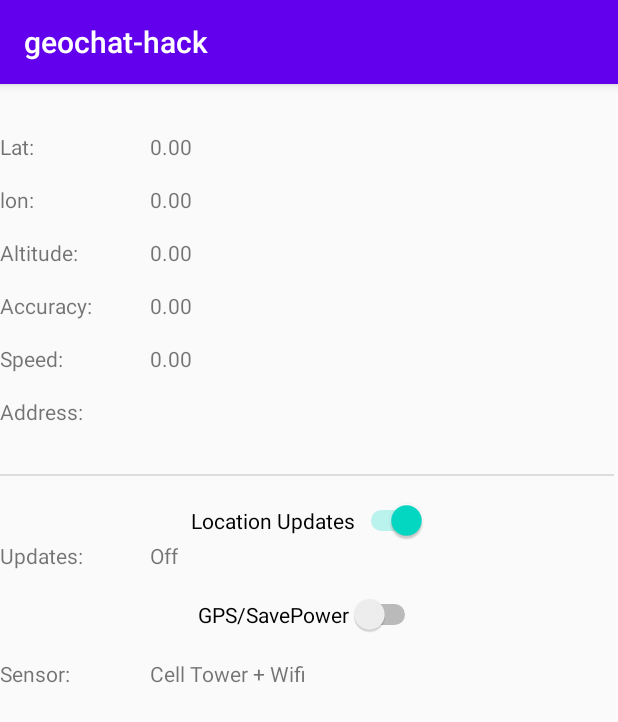
After one commit to liamhbyrne/geochat, an Android app: the LocationActivity screen opened directly, with no data from a screen before it, on a phone screen of 412 x 824 dp. The commit adds this screen. Shown: the top 722 px of the screen. Run offline under Robolectric (Android 15) with nearby library versions, the phone set to English and light mode, and no system bars.

Commit message:
Removed original location methods and created a new LocationActivity which can be accessed by a button from the MainActivity

```diff
--- a/app/build.gradle
+++ b/app/build.gradle
@@ -33,5 +33,6 @@ dependencies {
 
     implementation platform('com.google.firebase:firebase-bom:26.5.0')
     implementation 'com.google.firebase:firebase-analytics'
+    implementation 'com.google.android.gms:play-services-location:17.1.0'
 
 }
--- a/app/src/main/AndroidManifest.xml
+++ b/app/src/main/AndroidManifest.xml
@@ -19,6 +19,11 @@
                 <category android:name="android.intent.category.LAUNCHER" />
             </intent-filter>
         </activity>
+        <activity android:name=".LocationActivity">
+            <intent-filter>
+                <action android:name="android.intent.action.VIEW" />
+            </intent-filter>
+        </activity>
 
         <!-- Recommended for Android 9 (API level 28) and lower. -->
         <!-- Required for Android 10 (API level 29) and higher. -->
--- /dev/null
+++ b/app/src/main/java/com/example/geochat_hack/LocationActivity.java
@@ -0,0 +1,267 @@
+package com.example.geochat_hack;
+
+import androidx.annotation.NonNull;
+import androidx.appcompat.app.AppCompatActivity;
+import androidx.core.app.ActivityCompat;
+
+import android.Manifest;
+import android.content.pm.PackageManager;
+import android.location.Address;
+import android.location.Geocoder;
+import android.location.Location;
+import android.os.Build;
+import android.os.Bundle;
+import android.util.Log;
+import android.view.View;
+import android.widget.Switch;
+import android.widget.TextView;
+import android.widget.Toast;
+
+import com.google.android.gms.location.FusedLocationProviderClient;
+import com.google.android.gms.location.LocationCallback;
+import com.google.android.gms.location.LocationRequest;
+import com.google.android.gms.location.LocationResult;
+import com.google.android.gms.location.LocationServices;
+import com.google.android.gms.tasks.OnSuccessListener;
+
+import java.util.HashMap;
+import java.util.List;
+import java.util.Map;
+
+public class LocationActivity extends AppCompatActivity {
+
+    public static final int DEFAULT_UPDATE_INTERVAL = 30;
+    public static final int FAST_UPDATE_INTERVAL = 5;
+    public static final int PERMISSIONS_FINE_LOCATION = 99; // Value is any arbitrary value
+
+    TextView tv_lat, tv_lon, tv_altitude, tv_accuracy, tv_speed, tv_sensor, tv_address, tv_updates;
+
+    Switch sw_locationupdates, sw_gps;
+
+    // variable to remember if we are tracking location or not
+    boolean updateOn = false;
+
+    // Location request is a config file for all settings related to FuseLocationProviderClient
+    LocationRequest locationRequest;
+
+    LocationCallback locationCallBack;
+
+    // Google's API for location services. The majority of app functions using this class
+    FusedLocationProviderClient fusedLocationProviderClient;
+
+    private Map<String, String> locationInfo = new HashMap<>();
+
+    @Override
+    protected void onCreate(Bundle savedInstanceState) {
+        super.onCreate(savedInstanceState);
+        setContentView(R.layout.activity_location);
+
+        tv_lat = findViewById(R.id.tv_lat);
+        tv_lon = findViewById(R.id.tv_lon);
+        tv_altitude = findViewById(R.id.tv_altitude);
+        tv_accuracy = findViewById(R.id.tv_accuracy);
+        tv_speed = findViewById(R.id.tv_speed);
+        tv_sensor = findViewById(R.id.tv_sensor);
+        tv_address = findViewById(R.id.tv_address);
+        tv_updates = findViewById(R.id.tv_updates);
+        sw_locationupdates = findViewById(R.id.sw_locationsupdates);
+        sw_gps = findViewById(R.id.sw_gps);
+
+        // set all properties of LocationRequest
+        locationRequest = new LocationRequest();
+
+        locationRequest.setInterval(1000 * DEFAULT_UPDATE_INTERVAL);
+
+        locationRequest.setFastestInterval(1000 * FAST_UPDATE_INTERVAL);
+
+        locationRequest.setPriority(LocationRequest.PRIORITY_BALANCED_POWER_ACCURACY);
+
+        // Event is triggered whenever the update interval is set
+        locationCallBack = new LocationCallback() {
+
+            @Override
+            public void onLocationResult(LocationResult locationResult) {
+                super.onLocationResult(locationResult);
+
+                // Save the location
+                updateUIValues(locationResult.getLastLocation());
+            }
+        };
+
+        sw_gps.setOnClickListener(new View.OnClickListener() {
+            @Override
+            public void onClick(View view) {
+                if (sw_gps.isChecked()) {
+                    // Most accurate - use GPS
+                    locationRequest.setPriority(LocationRequest.PRIORITY_HIGH_ACCURACY);
+                    tv_sensor.setText("Using GPS");
+                    locationInfo.put("tv_sensor", "Using GPS");
+                } else {
+                    locationRequest.setPriority(LocationRequest.PRIORITY_BALANCED_POWER_ACCURACY);
+                    tv_sensor.setText("Using Towers + WIFI");
+                    locationInfo.put("tv_sensor", "Using Towers + WIFI");
+                }
+            }
+        });
+
+        sw_locationupdates.setOnClickListener(new View.OnClickListener() {
+
+            @Override
+            public void onClick(View view) {
+                if (sw_locationupdates.isChecked()) {
+                    // Turn on location tracking
+                    startLocationUpdates();
+                } else {
+                    // Turn off tracking
+                    stopLocationUpdates();
+                }
+            }
+        });
+
+
+        updateGPS();
+    }  // end onCreate method
+
+    private void stopLocationUpdates() {
+        tv_updates.setText("Location is NOT being tracked");
+        locationInfo.put("tv_updates", "Location is NOT being tracked");
+        tv_lat.setText("Not tracking location");
+        locationInfo.put("tv_lat","Not tracking location");
+        tv_lon.setText("Not tracking location");
+        locationInfo.put("tv_lon","Not tracking location");
+        tv_speed.setText("Not tracking location");
+        locationInfo.put("tv_speed","Not tracking location");
+        tv_address.setText("Not tracking location");
+        locationInfo.put("tv_address","Not tracking location");
+        tv_accuracy.setText("Not tracking location");
+        locationInfo.put("tv_accuracy","Not tracking location");
+        tv_altitude.setText("Not tracking location");
+        locationInfo.put("tv_altitude","Not tracking location");
+        tv_sensor.setText("Not tracking location");
+        locationInfo.put("tv_sensor","Not tracking location");
+
+        fusedLocationProviderClient.removeLocationUpdates(locationCallBack);
+    }
+
+    private void startLocationUpdates() {
+        tv_updates.setText("Location is being tracked");
+        locationInfo.put("tv_updates","Not tracking location");
+        tv_lat.setText("Trying to track location");
+        locationInfo.put("tv_lat","Not tracking location");
+        tv_lon.setText("Trying to track location");
+        locationInfo.put("tv_lon","Not tracking location");
+        tv_speed.setText("Trying to track location");
+        locationInfo.put("tv_speed","Not tracking location");
+        tv_address.setText("Trying to track location");
+        locationInfo.put("tv_address","Not tracking location");
+        tv_accuracy.setText("Trying to track location");
+        locationInfo.put("tv_accuracy","Not tracking location");
+        tv_altitude.setText("Trying to track location");
+        locationInfo.put("tv_altitude","Not tracking location");
+        tv_sensor.setText("Trying to track location");
+        locationInfo.put("tv_sensor","Not tracking location");
+
+        if (ActivityCompat.checkSelfPermission(this, Manifest.permission.ACCESS_FINE_LOCATION) != PackageManager.PERMISSION_GRANTED && ActivityCompat.checkSelfPermission(this, Manifest.permission.ACCESS_COARSE_LOCATION) != PackageManager.PERMISSION_GRANTED) {
+            // TODO: Consider calling
+            //    ActivityCompat#requestPermissions
+            // here to request the missing permissions, and then overriding
+            //   public void onRequestPermissionsResult(int requestCode, String[] permissions,
+            //                                          int[] grantResults)
+            // to handle the case where the user grants the permission. See the documentation
+            // for ActivityCompat#requestPermissions for more details.
+            fusedLocationProviderClient.requestLocationUpdates(locationRequest, locationCallBack, null);
+            updateGPS();
+            return;
+        }
+
+    }
+
+    @Override
+    public void onRequestPermissionsResult(int requestCode, @NonNull String[] permissions, @NonNull int[] grantResults) {
+        super.onRequestPermissionsResult(requestCode, permissions, grantResults);
+
+        switch (requestCode) {
+            case PERMISSIONS_FINE_LOCATION:
+            if (grantResults[0] == PackageManager.PERMISSION_GRANTED) {
+                updateGPS();
+            }
+            else{
+                Toast.makeText(this, "This app requires permission granted in order to work properly", Toast.LENGTH_SHORT).show();
+                finish();
+            }
+            break;
+        }
+    }
+
+    private void updateGPS(){
+        // get permissions from the user to track GPS
+        // get the current location from the fused client
+        // update the UI - i.e. set all properties in their associated text view items
+        fusedLocationProviderClient = LocationServices.getFusedLocationProviderClient(LocationActivity.this);
+
+        if (ActivityCompat.checkSelfPermission(this, Manifest.permission.ACCESS_FINE_LOCATION) == PackageManager.PERMISSION_GRANTED){
+            // user provided the permission
+            fusedLocationProviderClient.getLastLocation().addOnSuccessListener(this, new OnSuccessListener<Location>() {
+                @Override
+                public void onSuccess(Location location) {
+                    // We got permissions. Put the values of location XXX into the UI components.
+                    if(location != null) {
+                        updateUIValues(location);
+                    }else{
+                        Log.i("Location", "Location is null");
+                    }
+                }
+            });
+        }
+        else {
+            if (Build.VERSION.SDK_INT >= Build.VERSION_CODES.M) {
+                requestPermissions(new String[]{Manifest.permission.ACCESS_FINE_LOCATION}, PERMISSIONS_FINE_LOCATION);
+            }
+        }
+    }
+
+
+    private void updateUIValues(Location location) {
+
+        // update all of the text view objects with a new location.
+        tv_lat.setText(String.valueOf(location.getLatitude()));
+        locationInfo.put("tv_lat",String.valueOf(location.getLatitude()));
+        tv_lon.setText(String.valueOf(location.getLongitude()));
+        locationInfo.put("tv_lon",String.valueOf(location.getLongitude()));
+        tv_accuracy.setText(String.valueOf(location.getAccuracy()));
+        locationInfo.put("tv_accuracy",String.valueOf(location.getAccuracy()));
+
+        if ( location.hasAltitude()) {
+            tv_altitude.setText(String.valueOf(location.getAltitude()));
+            locationInfo.put("tv_altitude",String.valueOf(location.getAltitude()));
+        }
+        else{
+            tv_altitude.setText("Not available");
+            locationInfo.put("tv_altitude","Not available");
+        }
+
+        if ( location.hasSpeed()) {
+            tv_speed.setText(String.valueOf(location.getSpeed()));
+            locationInfo.put("tv_speed",String.valueOf(location.getSpeed()));
+        }
+        else{
+            tv_speed.setText("Not available");
+            locationInfo.put("tv_speed","Not available");
+        }
+
+        Geocoder geocoder = new Geocoder(LocationActivity.this);
+
+        try{
+            List<Address> addresses = geocoder.getFromLocation(location.getLatitude(), location.getLongitude(), 1);
+            tv_address.setText(addresses.get(0).getAddressLine(0));
+            locationInfo.put("tv_address",addresses.get(0).getAddressLine(0));
+        }catch(Exception e){
+            tv_address.setText("Unable to get street address");
+            locationInfo.put("tv_address","Unable to get street address");
+        }
+    }
+
+    public Map<String, String> getLocationInfo(){
+        return locationInfo;
+    }
+}
--- a/app/src/main/java/com/example/geochat_hack/Tester.java
+++ /dev/null
@@ -1,4 +0,0 @@
-package com.example.geochat_hack;
-
-public class Tester {
-}
--- /dev/null
+++ b/app/src/main/res/layout/activity_location.xml
@@ -0,0 +1,175 @@
+<?xml version="1.0" encoding="utf-8"?>
+<androidx.constraintlayout.widget.ConstraintLayout xmlns:android="http://schemas.android.com/apk/res/android"
+    xmlns:app="http://schemas.android.com/apk/res-auto"
+    xmlns:tools="http://schemas.android.com/tools"
+    android:layout_width="match_parent"
+    android:layout_height="match_parent"
+    tools:context=".LocationActivity">
+
+    <TextView
+        android:id="@+id/tv_labellat"
+        android:layout_width="100dp"
+        android:layout_height="wrap_content"
+        android:layout_marginTop="32dp"
+        android:text="Lat:"
+        app:layout_constraintStart_toStartOf="parent"
+        app:layout_constraintTop_toTopOf="parent" />
+
+    <TextView
+        android:id="@+id/tv_lat"
+        android:layout_width="wrap_content"
+        android:layout_height="wrap_content"
+        android:layout_marginTop="32dp"
+        android:text="0.00"
+        app:layout_constraintStart_toEndOf="@+id/tv_labellat"
+        app:layout_constraintTop_toTopOf="parent" />
+
+    <TextView
+        android:id="@+id/tv_labellon"
+        android:layout_width="100dp"
+        android:layout_height="wrap_content"
+        android:layout_marginTop="16dp"
+        android:text="lon:"
+        app:layout_constraintStart_toStartOf="parent"
+        app:layout_constraintTop_toBottomOf="@+id/tv_labellat" />
+
+    <TextView
+        android:id="@+id/tv_lon"
+        android:layout_width="wrap_content"
+        android:layout_height="wrap_content"
+        android:layout_marginTop="16dp"
+        android:text="0.00"
+        app:layout_constraintStart_toEndOf="@+id/tv_labellon"
+        app:layout_constraintTop_toBottomOf="@+id/tv_lat" />
+
+    <TextView
+        android:id="@+id/tv_labelaltitude"
+        android:layout_width="100dp"
+        android:layout_height="wrap_content"
+        android:layout_marginTop="16dp"
+        android:text="Altitude:"
+        app:layout_constraintStart_toStartOf="parent"
+        app:layout_constraintTop_toBottomOf="@+id/tv_labellon" />
+
+    <TextView
+        android:id="@+id/tv_altitude"
+        android:layout_width="wrap_content"
+        android:layout_height="wrap_content"
+        android:text="0.00"
+        app:layout_constraintStart_toEndOf="@+id/tv_labelaltitude"
+        app:layout_constraintTop_toTopOf="@+id/tv_labelaltitude" />
+
+    <TextView
+        android:id="@+id/tv_labelaccuracy"
+        android:layout_width="100dp"
+        android:layout_height="wrap_content"
+        android:layout_marginTop="16dp"
+        android:text="Accuracy:"
+        app:layout_constraintStart_toStartOf="parent"
+        app:layout_constraintTop_toBottomOf="@+id/tv_labelaltitude" />
+
+    <TextView
+        android:id="@+id/tv_accuracy"
+        android:layout_width="wrap_content"
+        android:layout_height="wrap_content"
+        android:text="0.00"
+        app:layout_constraintStart_toEndOf="@+id/tv_labelaccuracy"
+        app:layout_constraintTop_toTopOf="@+id/tv_labelaccuracy" />
+
+    <TextView
+        android:id="@+id/tv_labelspeed"
+        android:layout_width="100dp"
+        android:layout_height="wrap_content"
+        android:layout_marginTop="16dp"
+        android:text="Speed:"
+        app:layout_constraintStart_toStartOf="parent"
+        app:layout_constraintTop_toBottomOf="@+id/tv_labelaccuracy" />
+
+    <TextView
+        android:id="@+id/tv_speed"
+        android:layout_width="wrap_content"
+        android:layout_height="wrap_content"
+        android:text="0.00"
+        app:layout_constraintStart_toEndOf="@+id/tv_labelspeed"
+        app:layout_constraintTop_toTopOf="@+id/tv_labelspeed" />
+
+    <TextView
+        android:id="@+id/tv_labelsensor"
+        android:layout_width="100dp"
+        android:layout_height="wrap_content"
+        android:layout_marginTop="16dp"
+        android:text="Sensor:"
+        app:layout_constraintStart_toStartOf="parent"
+        app:layout_constraintTop_toBottomOf="@+id/sw_gps" />
+
+    <TextView
+        android:id="@+id/tv_sensor"
+        android:layout_width="wrap_content"
+        android:layout_height="wrap_content"
+        android:text="Cell Tower + Wifi"
+        app:layout_constraintStart_toEndOf="@+id/tv_labelsensor"
+        app:layout_constraintTop_toTopOf="@+id/tv_labelsensor" />
+
+    <TextView
+        android:id="@+id/tv_labelupdates"
+        android:layout_width="100dp"
+        android:layout_height="wrap_content"
+        android:text="Updates:"
+        app:layout_constraintStart_toStartOf="parent"
+        app:layout_constraintTop_toBottomOf="@+id/sw_locationsupdates" />
+
+    <TextView
+        android:id="@+id/tv_updates"
+        android:layout_width="wrap_content"
+        android:layout_height="wrap_content"
+        android:text="Off"
+        app:layout_constraintStart_toEndOf="@+id/tv_labelupdates"
+        app:layout_constraintTop_toTopOf="@+id/tv_labelupdates" />
+
+    <Switch
+        android:id="@+id/sw_locationsupdates"
+        android:layout_width="wrap_content"
+        android:layout_height="wrap_content"
+        android:layout_marginTop="16dp"
+        android:checked="true"
+        android:text="Location Updates"
+        app:layout_constraintEnd_toEndOf="parent"
+        app:layout_constraintStart_toStartOf="parent"
+        app:layout_constraintTop_toBottomOf="@+id/divider" />
+
+    <Switch
+        android:id="@+id/sw_gps"
+        android:layout_width="wrap_content"
+        android:layout_height="wrap_content"
+        android:layout_marginTop="16dp"
+        android:text="GPS/SavePower"
+        app:layout_constraintEnd_toEndOf="parent"
+        app:layout_constraintStart_toStartOf="parent"
+        app:layout_constraintTop_toBottomOf="@+id/tv_labelupdates" />
+
+    <TextView
+        android:id="@+id/tv_address"
+        android:layout_width="wrap_content"
+        android:layout_height="wrap_content"
+        app:layout_constraintStart_toEndOf="@+id/tv_lbladdress"
+        app:layout_constraintTop_toTopOf="@+id/tv_lbladdress" />
+
+    <TextView
+        android:id="@+id/tv_lbladdress"
+        android:layout_width="100dp"
+        android:layout_height="wrap_content"
+        android:layout_marginTop="16dp"
+        android:text="Address:"
+        app:layout_constraintStart_toStartOf="parent"
+        app:layout_constraintTop_toBottomOf="@+id/tv_labelspeed" />
+
+    <View
+        android:id="@+id/divider"
+        android:layout_width="409dp"
+        android:layout_height="1dp"
+        android:layout_marginTop="32dp"
+        android:background="?android:attr/listDivider"
+        app:layout_constraintTop_toBottomOf="@+id/tv_address"
+        tools:layout_editor_absoluteX="1dp" />
+
+</androidx.constraintlayout.widget.ConstraintLayout>
```
Also changed, not shown: app/src/main/java/com/example/geochat_hack/MainActivity.java (+15 -38 lines), app/src/main/java/com/example/geochat_hack/ReverseGeocode.java (deleted, +0 -16 lines), app/src/main/res/layout/activity_main.xml (+14 -0 lines).
